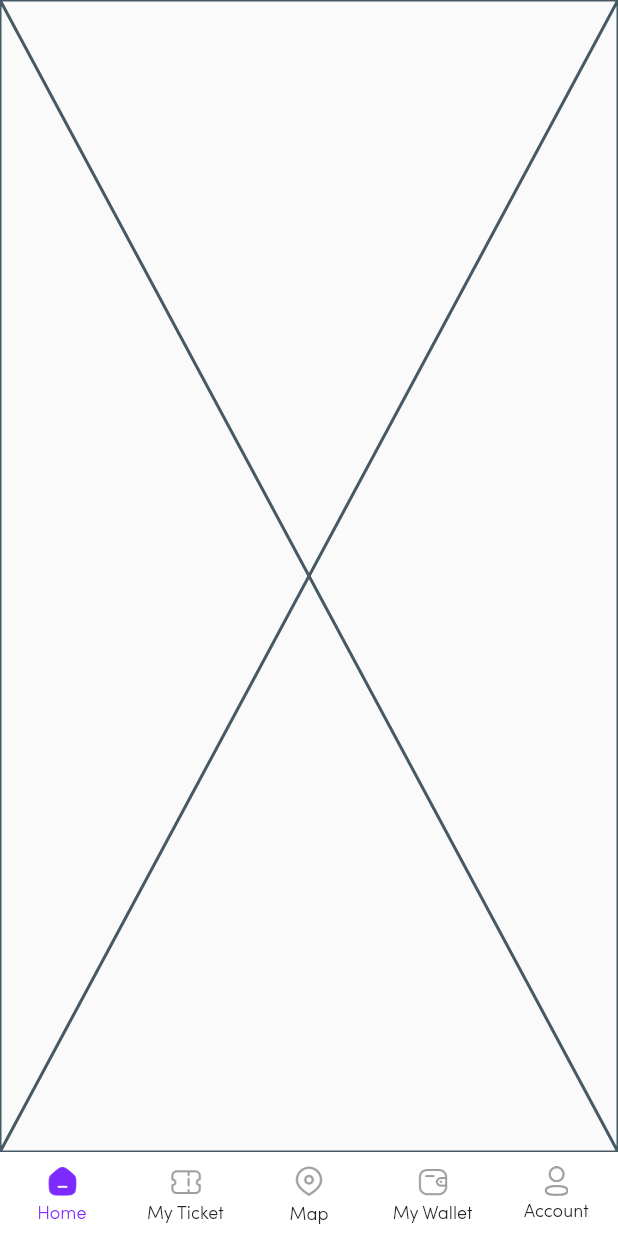
After one commit to shahinshpbr10/Trace_user_App, a Flutter app: the Bottom_Navigation screen opened directly, on a phone screen of 412 x 824 dp. The commit adds this screen. Run offline on Flutter 3.47's test engine with Material 3 defaults, Android fonts, the phone set to English and light mode, and no system bars; our stand-ins replace carousel_slider, cloud_firestore, firebase_auth, firebase_core, fluttertoast, get and 3 more; missing offline and left inert: onesignal_flutter, syncfusion_flutter_maps; accounts and stored records are empty.

Commit message:
bottom navbar created

```diff
--- a/lib/view/auth/login/login_page.dart
+++ b/lib/view/auth/login/login_and_signup_page.dart
@@ -5,6 +5,7 @@ import 'package:flutter/material.dart';
 import 'package:intl_phone_field/intl_phone_field.dart';
 import 'package:lottie/lottie.dart';
 import 'package:fluttertoast/fluttertoast.dart';
+import 'package:tracebusapp/view/bottomnavbar/bottomnavbar.dart';
 
 class Login_Screen extends StatefulWidget {
   const Login_Screen({super.key});
@@ -69,7 +70,7 @@ class _Login_ScreenState extends State<Login_Screen> {
 
       Navigator.pushAndRemoveUntil(
         context,
-        MaterialPageRoute(builder: (context) => Placeholder()), // Replace with your actual home screen
+        MaterialPageRoute(builder: (context) => Bottom_Navigation()), // Replace with your actual home screen
             (route) => false,
       );
 
@@ -125,7 +126,7 @@ class _Login_ScreenState extends State<Login_Screen> {
       if (!mounted) return;
       Navigator.pushAndRemoveUntil(
         context,
-        MaterialPageRoute(builder: (context) => Placeholder()), // Replace with your actual home screen
+        MaterialPageRoute(builder: (context) => Bottom_Navigation()), // Replace with your actual home screen
             (route) => false,
       );
 
--- /dev/null
+++ b/lib/view/bottomnavbar/bottomnavbar.dart
@@ -0,0 +1,118 @@
+// ignore_for_file: camel_case_types, file_names
+
+import 'package:flutter/material.dart';
+import 'package:get/get.dart';
+import 'package:provider/provider.dart';
+
+import '../../config/light_and _dark.dart';
+import '../home/controller/home_controller.dart';
+
+
+
+
+
+class Bottom_Navigation extends StatefulWidget {
+  const Bottom_Navigation({super.key});
+
+  @override
+  State<Bottom_Navigation> createState() => _Bottom_NavigationState();
+}
+
+class _Bottom_NavigationState extends State<Bottom_Navigation> {
+
+  // int _selectedIndex = 0;
+  static const List _widgetOptions = [
+    // Home_Screen(),
+    // Booking_Screen(),
+    // Menu_Screen(),
+    // My_Wallet(),
+    // MyAccount_Screen(),
+    Placeholder(),  Placeholder() , Placeholder(),  Placeholder(),  Placeholder(),
+  ];
+  HomeController homeController = Get.put(HomeController());
+
+
+  void _onItemTapped(int index) {
+    setState(() {
+      homeController.selectpage = index;
+    });
+  }
+  ColorNotifier notifier = ColorNotifier();
+  @override
+  Widget build(BuildContext context) {
+    notifier = Provider.of<ColorNotifier>(context, listen: true);
+    return GetBuilder<HomeController>(
+        builder: (homeController) {
+          return Scaffold(
+            bottomNavigationBar: BottomNavigationBar(
+              unselectedItemColor: notifier.textColor,
+              type: BottomNavigationBarType.fixed,
+              selectedFontSize: 12,
+              unselectedFontSize: 12,
+              backgroundColor: notifier.background,
+              elevation: 0,
+              items:  <BottomNavigationBarItem>[
+                BottomNavigationBarItem(
+                  icon: homeController.selectpage == 0 ?  Padding(
+                    padding: const EdgeInsets.only(bottom: 5),
+                    child: Image(image: const AssetImage('assets/Bottom Fill Home.png'),height: 22,width: 22,color: notifier.theamcolorelight),
+                  ):  const Padding(
+                    padding: EdgeInsets.only(bottom: 5),
+                    child: Image(image: AssetImage('assets/Botom home.png'),height: 20,width: 20,),
+                  ),
+                  label: 'Home'.tr,
+                ),
+                BottomNavigationBarItem(
+                  icon: homeController.selectpage == 1 ?  Padding(
+                    padding: const EdgeInsets.only(bottom: 5),
+                    child: Image(image: const AssetImage('assets/Bottom Fill Fill Ticket.png'),height: 24,width: 24,color: notifier.theamcolorelight),
+                  ):const Padding(
+                    padding: EdgeInsets.only(bottom: 5),
+                    child: Image(image: AssetImage('assets/Bottom Fill Ticket.png'),height: 22,width: 22,),
+                  ),
+                  label: 'My Ticket'.tr,
+                ),
+                BottomNavigationBarItem(
+                  icon: homeController.selectpage == 2 ?  Padding(
+                    padding: const EdgeInsets.only(bottom: 5),
+                    child: Image(image: const AssetImage('assets/location-pin.png'),height: 24,width: 24,color: notifier.theamcolorelight),
+                  ):const Padding(
+                    padding: EdgeInsets.only(bottom: 5),
+                    child: Image(image: AssetImage('assets/location-pin.png'),height: 24,width: 24,color: Colors.grey),
+                  ),
+                  label: 'Map'.tr,
+                ),
+                BottomNavigationBarItem(
+                  icon: homeController.selectpage == 3 ?  Padding(
+                    padding: const EdgeInsets.only(bottom: 5),
+                    child: Image(image: const AssetImage('assets/Bottom Fill Wallet.png'),height: 19,width: 19,color: notifier.theamcolorelight),
+                  ):const Padding(
+                    padding: EdgeInsets.only(bottom: 5),
+                    child: Image(image: AssetImage('assets/Bottom Wallet.png'),height: 22,width: 22,),
+                  ),
+                  label: 'My Wallet'.tr,
+                ),
+                BottomNavigationBarItem(
+                  icon:homeController.selectpage == 4 ?  Padding(
+                    padding: const EdgeInsets.only(bottom: 5),
+                    child: Image(image: const AssetImage('assets/Bottom Fill Account.png'),height: 20,width: 20,color: notifier.theamcolorelight),
+                  ):const Padding(
+                    padding: EdgeInsets.only(bottom: 5),
+                    child: Image(image: AssetImage('assets/Bottom Account.png'),height: 20,width: 20,),
+                  ),
+                  label: 'Account'.tr,
+                ),
+              ],
+              currentIndex: homeController.selectpage,
+              selectedItemColor: notifier.theamcolorelight,
+              onTap: _onItemTapped,
+            ),
+            body: Center(
+              child: _widgetOptions.elementAt(homeController.selectpage),
+            ),
+
+          );
+        }
+    );
+  }
+}
--- a/lib/view/splashscreen/splash_screen.dart
+++ b/lib/view/splashscreen/splash_screen.dart
@@ -3,7 +3,7 @@ import 'dart:async';
 
 import 'package:flutter/material.dart';
 import 'package:shared_preferences/shared_preferences.dart';
-import 'package:tracebusapp/view/auth/login/login_page.dart';
+import 'package:tracebusapp/view/auth/login/login_and_signup_page.dart';
 
 
 
--- a/pubspec.yaml
+++ b/pubspec.yaml
@@ -48,6 +48,7 @@ dependencies:
   otp_text_field: ^1.1.3
   change_app_package_name: ^1.4.0
   cloud_firestore: ^5.6.2
+  syncfusion_flutter_maps: ^28.1.41
 
 
 dev_dependencies:
```
Also changed, not shown: lib/view/auth/otp/otp_screen.dart (deleted, +0 -208 lines), lib/view/auth/otp/otp_verification_forgot_screen.dart (deleted, +0 -210 lines), lib/view/home/controller/home_controller.dart (added, +77 -0 lines), pubspec.lock.
